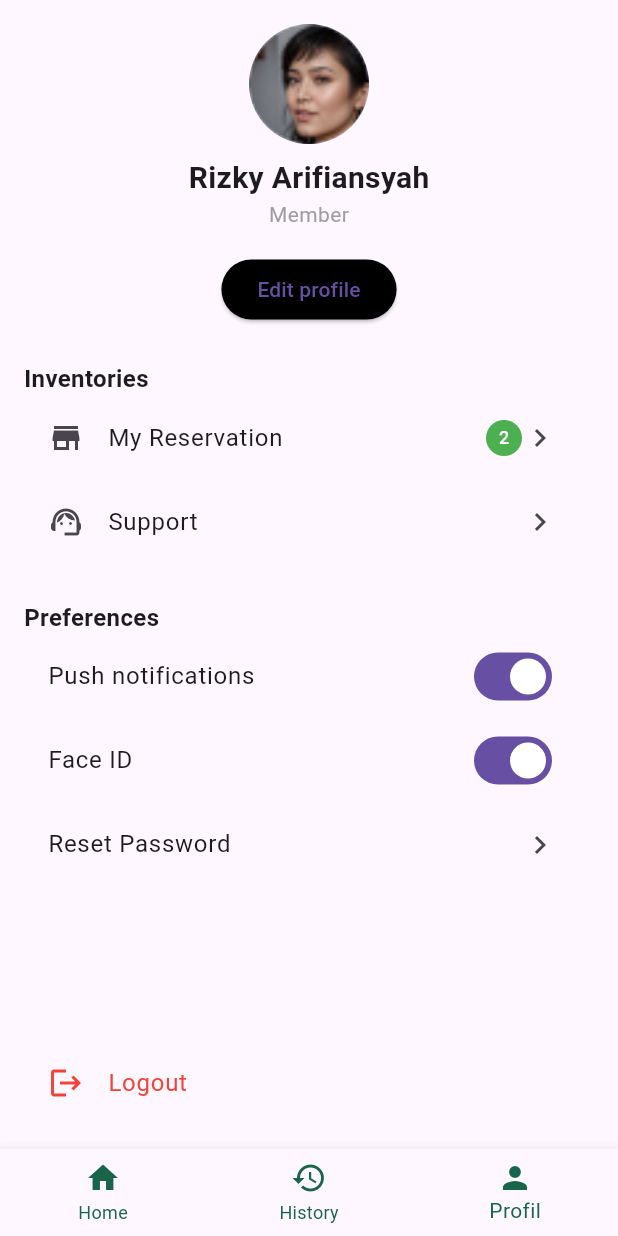
After one commit to rafsanalhad/-DineServe, a Flutter app: the ProfilePage screen opened by its route, on a phone screen of 412 x 824 dp. The commit adds this screen. Run offline on Flutter 3.47's test engine with Material 3 defaults, Android fonts, the phone set to English and light mode, and no system bars; our stand-ins replace camera, card_loading.

Commit message:
addProfilePage&RequiredRoute

```diff
--- a/lib/HomePage.dart
+++ b/lib/HomePage.dart
@@ -8,17 +8,13 @@ class HomePage extends StatefulWidget {
 }
 
 class _HomePageState extends State<HomePage> {
-
   int _selectedIndex = 0;
 
-
   final List<Widget> _pages = [
-
     const Center(child: Text('Home Page')),
     const Center(child: Text('History Page')),
     const Center(child: Text('Ulasan Page')),
   ];
-
 
   void _onItemTapped(int index) {
     setState(() {
@@ -26,24 +22,21 @@ class _HomePageState extends State<HomePage> {
     });
     switch (index) {
       case 0:
-
         break;
       case 1:
-
         break;
       case 2:
-
         break;
       case 3:
-
+        // Navigasi halaman profile
+        Navigator.pushNamed(context, '/profile');
         break;
       default:
         break;
     }
+  }
 
-  }
   void ButtonCamera() {
-
     Navigator.pushNamed(context, '/camera');
   }
 
@@ -82,7 +75,8 @@ class _HomePageState extends State<HomePage> {
                                   Container(
                                     margin: const EdgeInsets.only(left: 5),
                                     child: const Column(
-                                      crossAxisAlignment: CrossAxisAlignment.start,
+                                      crossAxisAlignment:
+                                          CrossAxisAlignment.start,
                                       children: [
                                         Text(
                                           'Rizky Arifiansyah',
@@ -107,7 +101,8 @@ class _HomePageState extends State<HomePage> {
                             ],
                           ),
                         ),
-                        const Icon(Icons.notifications_active_outlined, color: Colors.white),
+                        const Icon(Icons.notifications_active_outlined,
+                            color: Colors.white),
                       ],
                     ),
                     Row(
@@ -165,7 +160,8 @@ class _HomePageState extends State<HomePage> {
                             ],
                           ),
                         ),
-                        Image.asset('assets/images/hero_img.png', width: 152, height: 200),
+                        Image.asset('assets/images/hero_img.png',
+                            width: 152, height: 200),
                       ],
                     ),
                   ],
@@ -190,7 +186,8 @@ class _HomePageState extends State<HomePage> {
                         width: 150,
                         decoration: BoxDecoration(
                           image: const DecorationImage(
-                            image: AssetImage('assets/images/bg_detect_face.png'),
+                            image:
+                                AssetImage('assets/images/bg_detect_face.png'),
                             fit: BoxFit.cover,
                           ),
                           borderRadius: BorderRadius.circular(10),
@@ -244,7 +241,8 @@ class _HomePageState extends State<HomePage> {
                             width: MediaQuery.of(context).size.width - 200,
                             decoration: BoxDecoration(
                               image: const DecorationImage(
-                                image: AssetImage('assets/images/bg_history.png'),
+                                image:
+                                    AssetImage('assets/images/bg_history.png'),
                                 fit: BoxFit.cover,
                               ),
                               borderRadius: BorderRadius.circular(10),
@@ -254,7 +252,8 @@ class _HomePageState extends State<HomePage> {
                               children: [
                                 Container(
                                   padding: const EdgeInsets.all(10),
-                                  margin: const EdgeInsets.only(top: 20, left: 12),
+                                  margin:
+                                      const EdgeInsets.only(top: 20, left: 12),
                                   decoration: BoxDecoration(
                                     color: Colors.white,
                                     borderRadius: BorderRadius.circular(10),
@@ -262,9 +261,11 @@ class _HomePageState extends State<HomePage> {
                                   child: const Icon(Icons.history),
                                 ),
                                 Container(
-                                  margin: const EdgeInsets.only(top: 10, left: 10),
+                                  margin:
+                                      const EdgeInsets.only(top: 10, left: 10),
                                   child: const Column(
-                                    crossAxisAlignment: CrossAxisAlignment.start,
+                                    crossAxisAlignment:
+                                        CrossAxisAlignment.start,
                                     children: [
                                       Text(
                                         'History Reservasi & Ulasan',
@@ -294,7 +295,8 @@ class _HomePageState extends State<HomePage> {
                             width: MediaQuery.of(context).size.width - 200,
                             decoration: BoxDecoration(
                               image: const DecorationImage(
-                                image: AssetImage('assets/images/bg_emotion.png'),
+                                image:
+                                    AssetImage('assets/images/bg_emotion.png'),
                                 fit: BoxFit.cover,
                               ),
                               borderRadius: BorderRadius.circular(10),
@@ -304,7 +306,8 @@ class _HomePageState extends State<HomePage> {
                               children: [
                                 Container(
                                   padding: const EdgeInsets.all(10),
-                                  margin: const EdgeInsets.only(top: 20, left: 20),
+                                  margin:
+                                      const EdgeInsets.only(top: 20, left: 20),
                                   decoration: BoxDecoration(
                                     color: Colors.white,
                                     borderRadius: BorderRadius.circular(10),
@@ -312,9 +315,11 @@ class _HomePageState extends State<HomePage> {
                                   child: const Icon(Icons.sentiment_satisfied),
                                 ),
                                 Container(
-                                  margin: const EdgeInsets.only(top: 10, left: 10),
+                                  margin:
+                                      const EdgeInsets.only(top: 10, left: 10),
                                   child: const Column(
-                                    crossAxisAlignment: CrossAxisAlignment.start,
+                                    crossAxisAlignment:
+                                        CrossAxisAlignment.start,
                                     children: [
                                       Text(
                                         'Lakukan Ulasan Dengan Emotion Detection',
--- /dev/null
+++ b/lib/ProfilePage.dart
@@ -0,0 +1,174 @@
+import 'package:flutter/material.dart';
+
+class ProfilePage extends StatefulWidget {
+  @override
+  _ProfileScreenState createState() => _ProfileScreenState();
+}
+
+class _ProfileScreenState extends State<ProfilePage> {
+  bool pushNotifications = true;
+  bool faceID = true;
+  int _selectedIndex = 2; // Set the index for the Profile tab (2)
+
+  void _onItemTapped(int index) {
+    setState(() {
+      _selectedIndex = index;
+    });
+
+    switch (index) {
+      case 0:
+        Navigator.pushNamed(context, '/home');
+        break;
+      case 1:
+        Navigator.pushNamed(context, '/history');
+        break;
+      case 2:
+        Navigator.pushNamed(context, '/login');
+        break;
+      default:
+        break;
+    }
+  }
+
+  @override
+  Widget build(BuildContext context) {
+    return Scaffold(
+      body: SafeArea(
+        child: Padding(
+          padding: const EdgeInsets.all(16.0),
+          child: Column(
+            crossAxisAlignment: CrossAxisAlignment.start,
+            children: [
+              Center(
+                child: Column(
+                  children: [
+                    CircleAvatar(
+                      radius: 40,
+                      backgroundImage: AssetImage('assets/images/profil.png'),
+                    ),
+                    SizedBox(height: 8),
+                    Text(
+                      'Rizky Arifiansyah',
+                      style:
+                          TextStyle(fontSize: 20, fontWeight: FontWeight.bold),
+                    ),
+                    Text(
+                      'Member',
+                      style: TextStyle(color: Colors.grey),
+                    ),
+                    SizedBox(height: 16),
+                    ElevatedButton(
+                      onPressed: () {
+                        // Implement edit profile functionality
+                      },
+                      child: Text('Edit profile'),
+                      style: ElevatedButton.styleFrom(
+                        backgroundColor: Colors.black,
+                        shape: RoundedRectangleBorder(
+                          borderRadius: BorderRadius.circular(20),
+                        ),
+                      ),
+                    ),
+                  ],
+                ),
+              ),
+              SizedBox(height: 24),
+              Text(
+                'Inventories',
+                style: TextStyle(fontSize: 16, fontWeight: FontWeight.bold),
+              ),
+              ListTile(
+                leading: Icon(Icons.store),
+                title: Text('My Reservation'),
+                trailing: Row(
+                  mainAxisSize: MainAxisSize.min,
+                  children: [
+                    CircleAvatar(
+                      backgroundColor: Colors.green,
+                      radius: 12,
+                      child: Text('2',
+                          style: TextStyle(color: Colors.white, fontSize: 12)),
+                    ),
+                    Icon(Icons.chevron_right),
+                  ],
+                ),
+                onTap: () {
+                  // Implement navigation to reservation
+                },
+              ),
+              ListTile(
+                leading: Icon(Icons.support_agent),
+                title: Text('Support'),
+                trailing: Icon(Icons.chevron_right),
+                onTap: () {
+                  // Implement navigation to support
+                },
+              ),
+              SizedBox(height: 24),
+              Text(
+                'Preferences',
+                style: TextStyle(fontSize: 16, fontWeight: FontWeight.bold),
+              ),
+              SwitchListTile(
+                title: Text('Push notifications'),
+                value: pushNotifications,
+                onChanged: (bool value) {
+                  setState(() {
+                    pushNotifications = value;
+                  });
+                },
+              ),
+              SwitchListTile(
+                title: Text('Face ID'),
+                value: faceID,
+                onChanged: (bool value) {
+                  setState(() {
+                    faceID = value;
+                  });
+                },
+              ),
+              ListTile(
+                title: Text('Reset Password'),
+                trailing: Icon(Icons.chevron_right),
+                onTap: () {
+                  // Implement Password Reset functionality
+                },
+              ),
+              Spacer(),
+              ListTile(
+                leading: Icon(Icons.logout, color: Colors.red),
+                title: Text('Logout', style: TextStyle(color: Colors.red)),
+                onTap: () {
+                  // Implement logout functionality
+                  Navigator.pushNamed(context, '/login');
+                },
+              ),
+            ],
+          ),
+        ),
+      ),
+      bottomNavigationBar: BottomNavigationBar(
+        currentIndex: _selectedIndex,
+        showSelectedLabels: true,
+        showUnselectedLabels: true,
+        items: const <BottomNavigationBarItem>[
+          BottomNavigationBarItem(
+            icon: Icon(Icons.home),
+            label: 'Home',
+          ),
+          BottomNavigationBarItem(
+            icon: Icon(Icons.history),
+            label: 'History',
+          ),
+          BottomNavigationBarItem(
+            icon: Icon(Icons.person),
+            label: 'Profil',
+          ),
+        ],
+        selectedItemColor: const Color(0xFF18654A),
+        unselectedItemColor: const Color(0xFF18654A),
+        onTap: _onItemTapped,
+      ),
+    );
+  }
+}
--- a/lib/main.dart
+++ b/lib/main.dart
@@ -7,6 +7,7 @@ import 'HomePage.dart';
 import 'StartScreen.dart';
 import 'LoginPage.dart';
 import 'SignUpPage.dart';
+import 'ProfilePage.dart';
 
 void main() async {
   // Ensure that plugin services are initialized so that `availableCameras()`
@@ -31,6 +32,7 @@ void main() async {
         '/signup': (context) => const SignUpPage(),
         '/camera': (context) => TakePictureScreen(camera: firstCamera),
         '/loading': (context) => const CardLoadingApp(),
+        '/profile': (context) => ProfilePage(),
       },
     ),
   );
```
Also changed, not shown: pubspec.lock.
